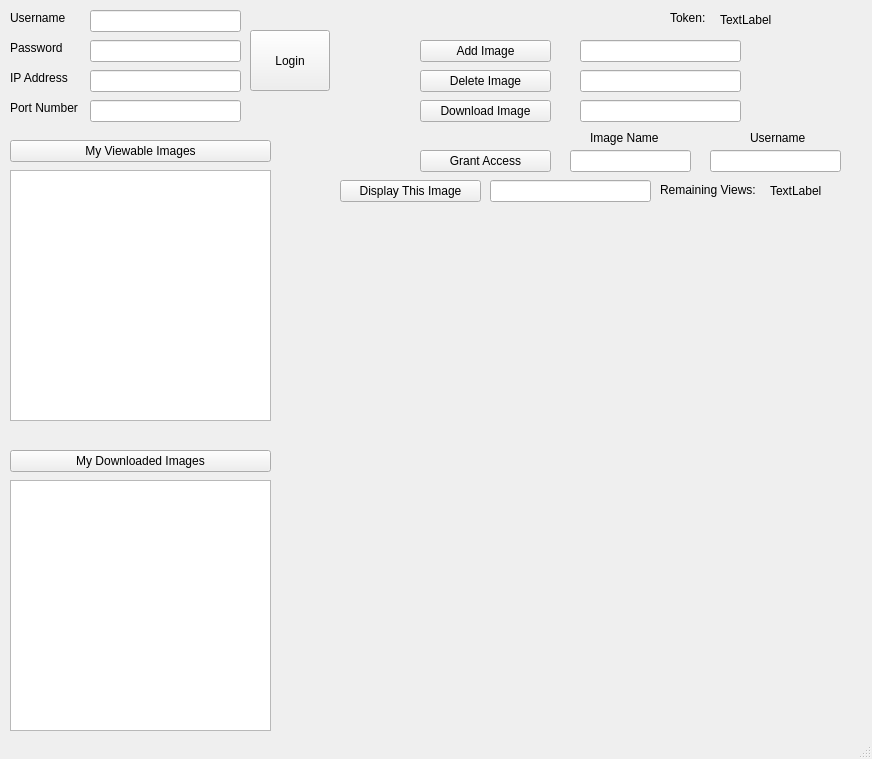
Old version of the form Image-Viewer/mainwindow.ui in the repository shehab-as/Distributed-Systems.
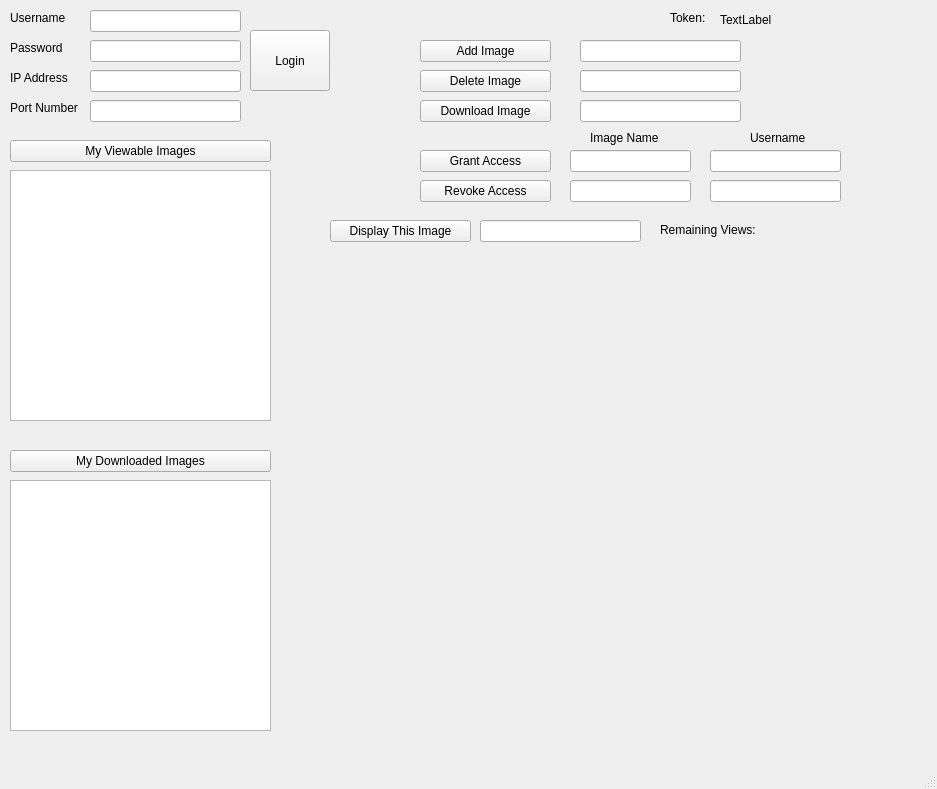
New version of the form.

Commit message: Added (Revoke Access)

Patch:
```diff
--- a/Image-Viewer/mainwindow.ui
+++ b/Image-Viewer/mainwindow.ui
@@ -6,8 +6,8 @@
    <rect>
     <x>0</x>
     <y>0</y>
-    <width>872</width>
-    <height>759</height>
+    <width>937</width>
+    <height>789</height>
    </rect>
   </property>
   <property name="windowTitle">
@@ -203,8 +203,8 @@
    <widget class="QPushButton" name="Display_Button">
     <property name="geometry">
      <rect>
-      <x>340</x>
-      <y>180</y>
+      <x>330</x>
+      <y>220</y>
       <width>141</width>
       <height>22</height>
      </rect>
@@ -216,8 +216,8 @@
    <widget class="QLineEdit" name="ImageName_to_Display">
     <property name="geometry">
      <rect>
-      <x>490</x>
-      <y>180</y>
+      <x>480</x>
+      <y>220</y>
       <width>161</width>
       <height>22</height>
      </rect>
@@ -309,8 +309,8 @@
     <property name="geometry">
      <rect>
       <x>290</x>
-      <y>220</y>
-      <width>561</width>
+      <y>260</y>
+      <width>621</width>
       <height>501</height>
      </rect>
     </property>
@@ -387,7 +387,7 @@
     <property name="geometry">
      <rect>
       <x>660</x>
-      <y>180</y>
+      <y>220</y>
       <width>121</width>
       <height>20</height>
      </rect>
@@ -399,14 +399,53 @@
    <widget class="QLabel" name="Views_Value">
     <property name="geometry">
      <rect>
-      <x>770</x>
-      <y>180</y>
+      <x>780</x>
+      <y>220</y>
       <width>59</width>
       <height>21</height>
      </rect>
     </property>
     <property name="text">
-     <string>TextLabel</string>
+     <string/>
+    </property>
+   </widget>
+   <widget class="QPushButton" name="Revoke_Access">
+    <property name="geometry">
+     <rect>
+      <x>420</x>
+      <y>180</y>
+      <width>131</width>
+      <height>22</height>
+     </rect>
+    </property>
+    <property name="text">
+     <string>Revoke Access</string>
+    </property>
+   </widget>
+   <widget class="QLineEdit" name="Input_Imgname_Revoke">
+    <property name="geometry">
+     <rect>
+      <x>570</x>
+      <y>180</y>
+      <width>121</width>
+      <height>22</height>
+     </rect>
+    </property>
+    <property name="text">
+     <string/>
+    </property>
+   </widget>
+   <widget class="QLineEdit" name="Input_Username_Revoke">
+    <property name="geometry">
+     <rect>
+      <x>710</x>
+      <y>180</y>
+      <width>131</width>
+      <height>22</height>
+     </rect>
+    </property>
+    <property name="text">
+     <string/>
     </property>
    </widget>
   </widget>
```
The commit also changes 2 other files.
